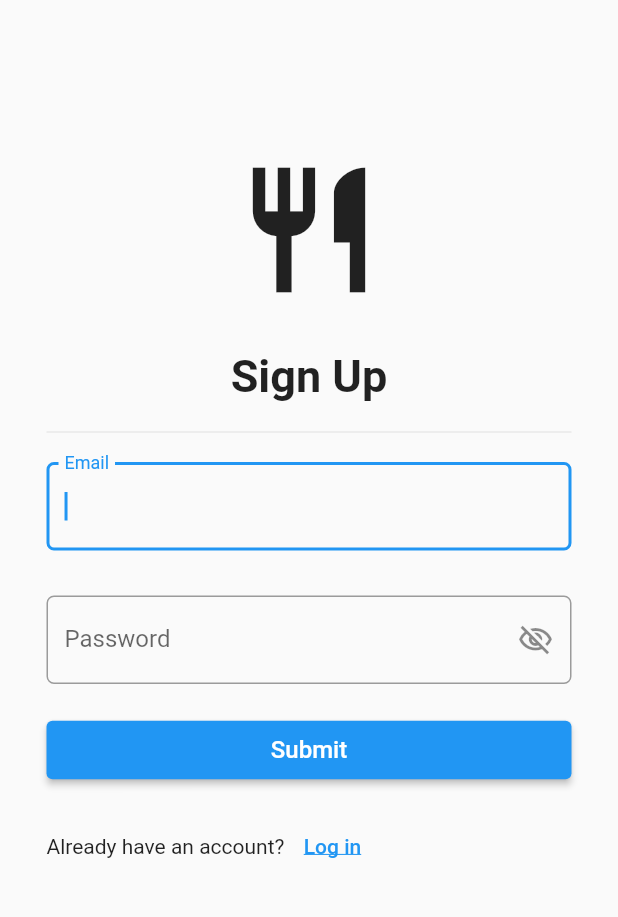
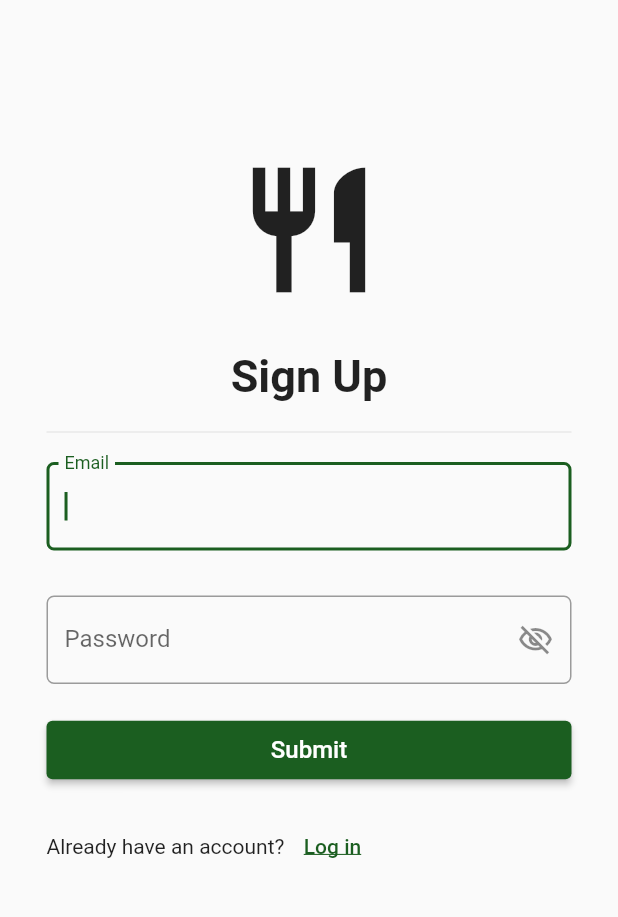
Before and after one commit to moriartyjk/Just-Eat-It, a Flutter app: the screen it shows after launch, after a tap on "Sign Up", on a phone screen of 412 x 824 dp, the part 90-1007 px from its top. Run offline on Flutter 3.47's test engine with Material 2 defaults, Android fonts, the light colour scheme and no system bars; our stand-ins replace cloud_firestore, firebase_auth, firebase_core, video_player; accounts and stored records are empty.

Commit message:
Set correct asset location (#12)
The old way worked locally (for some reason) but the web builds
broke. I also changed the main color scheme from blue to dark green.

```diff
--- a/lib/main.dart
+++ b/lib/main.dart
@@ -10,37 +10,45 @@ import 'restaurants.dart';
 import 'signup.dart';
 import 'login.dart';
 
-int randIndex = 0; //global index
-
 void main() async {
   WidgetsFlutterBinding.ensureInitialized();
   await Firebase.initializeApp(
     options: DefaultFirebaseOptions.currentPlatform,
   );
-  print(FirebaseAuth.instance.currentUser);
-
   runApp(const MyApp());
 }
 
 class MyApp extends StatelessWidget {
   const MyApp({Key? key}) : super(key: key);
 
-  // This widget is the root of your application.
   @override
   Widget build(BuildContext context) {
+    const darkGreen = MaterialColor(
+                        0xFF1B5E20,
+                        <int, Color>{
+                          50: Color(0xFF66BB6A),
+                          100: Color(0xFF4CAF50),
+                          200: Color(0xFF43A047),
+                          300: Color(0xFF388E3C),
+                          400: Color(0xFF2E7D32),
+                          500: Color(0xFF1B5E20),
+                          600: Color(0xFF165814),
+                          700: Color(0xFF10500E),
+                          800: Color(0xFF10500E),
+                          900: Color(0xFF10500E),
+                        },
+                      );
+
     return MaterialApp(
       title: 'Just Eat It',
-      theme: ThemeData(
-        primarySwatch: Colors.blue, //figure out better green
-      ),
-      //home: const MyHomePage(title: 'Just Eat It'),
+      theme: ThemeData( primarySwatch: darkGreen),
       routes: {
-        '/' :(context) => const MyHomePage(title: 'Just Eat It'),
-        '/signup' : (context) => const SignupPage(),
-        '/login' : (context) => const LoginPage(),
-        '/restaurants' :(context) => const RestaurantsPage(),
-        '/preferences' :(context) => const CustomizerPage(),
-        '/list' :(context) => const RestaurantListPage(),
+        '/':            (context) => const MyHomePage(title: 'Just Eat It'),
+        '/signup':      (context) => const SignupPage(),
+        '/login':       (context) => const LoginPage(),
+        '/restaurants': (context) => const RestaurantsPage(),
+        '/preferences': (context) => const CustomizerPage(),
+        '/list':        (context) => const RestaurantListPage(),
       },
     );
   }
--- a/lib/restaurants.dart
+++ b/lib/restaurants.dart
@@ -15,7 +15,7 @@ class _RestaurantsPageState extends State<RestaurantsPage> {
   final double videoWidth = 600;
 
   final scrollController = ScrollController();
-  final videoController = VideoPlayerController.asset('slot_machine.mp4');
+  final videoController = VideoPlayerController.asset('assets/slot_machine.mp4');
   final firestore = FirebaseFirestore.instance;
 
   @override
```
